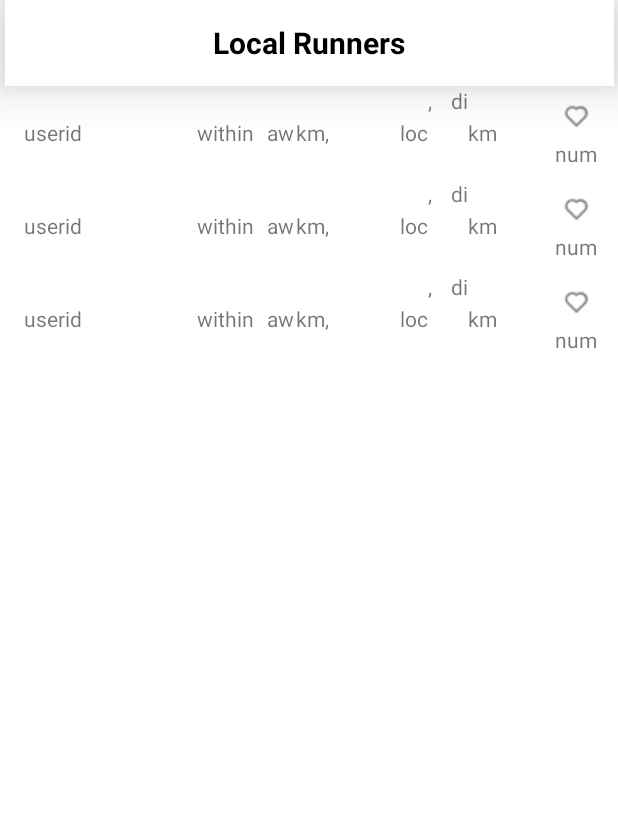
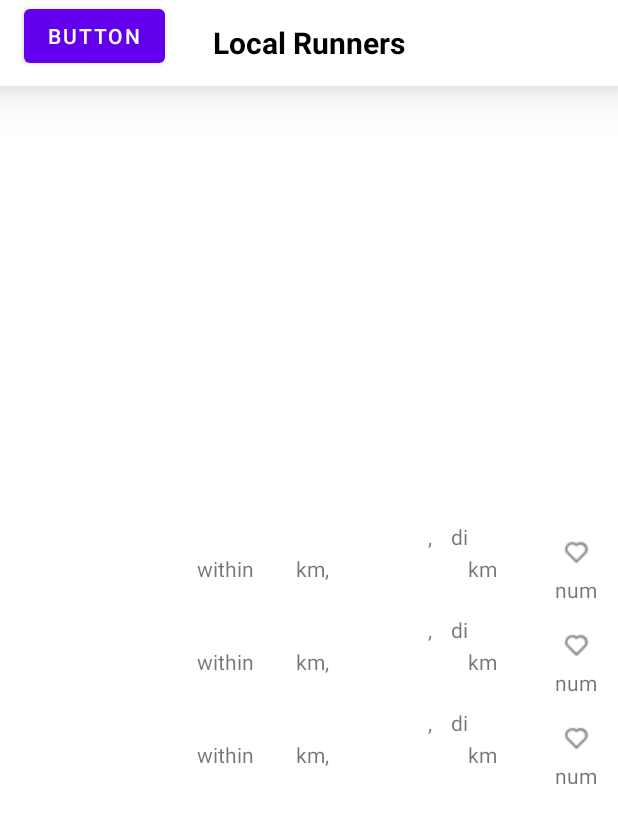
Before and after one commit to Younggeun97/withMeApp, an Android app: the layout fragment_local.xml on its own in the app's theme, with its tools: preview values and no code run, on a phone screen of 412 x 824 dp. Shown: the top 824 px of the screen. Run offline under Robolectric (Android 15) with nearby library versions, the light colour scheme and no system bars.

Commit message:
YGO_editing

```diff
--- a/app/build.gradle
+++ b/app/build.gradle
@@ -56,6 +56,7 @@ dependencies {
     implementation files('src\\main\\jniLibs')
     implementation 'com.google.firebase:firebase-database-ktx:20.0.2'
     implementation 'com.google.firebase:firebase-database:19.2.1'
+    implementation 'com.google.firebase:firebase-auth-ktx:21.0.1'
     testImplementation 'junit:junit:4.+'
     androidTestImplementation 'androidx.test.ext:junit:1.1.3'
     androidTestImplementation 'androidx.test.espresso:espresso-core:3.4.0'
--- a/app/src/main/java/com/example/withmeapp/LocalActivity.kt
+++ b/app/src/main/java/com/example/withmeapp/LocalActivity.kt
@@ -67,7 +67,7 @@ class LocalActivity : AppCompatActivity() {
         inner class ViewHolder(private val binding: LocallistViewBinding): RecyclerView.ViewHolder(binding.root) {
             fun bind(users: Locallist_data) {
 //                binding.userimage = users.userimage
-                binding.userid.text = users.userID
+                binding.userID.text = users.userID
                 binding.within.text = users.within.toString()
                 binding.startLoc.text = users.start_loc
                 binding.distance.text = users.distance.toString()
--- a/app/src/main/res/layout/activity_local.xml
+++ b/app/src/main/res/layout/activity_local.xml
@@ -45,6 +45,8 @@
             tools:layout_editor_absoluteX="140dp"
             tools:layout_editor_absoluteY="68dp" />
 
+
+
     </FrameLayout>
 
     <androidx.recyclerview.widget.RecyclerView
--- a/app/src/main/res/layout/fragment_local.xml
+++ b/app/src/main/res/layout/fragment_local.xml
@@ -8,7 +8,7 @@
 
     <FrameLayout
         android:id="@+id/frameLayout"
-        android:layout_width="406dp"
+        android:layout_width="match_parent"
         android:layout_height="57dp"
         android:background="@color/white"
         android:elevation="20dp"
@@ -32,12 +32,21 @@
             tools:layout_editor_absoluteX="140dp"
             tools:layout_editor_absoluteY="68dp" />
 
+        <Button
+            android:id="@+id/writebtn"
+            android:layout_width="wrap_content"
+            android:layout_height="wrap_content"
+            android:layout_marginStart="16dp"
+            android:layout_marginLeft="16dp"
+            android:text="Button"
+            app:layout_constraintStart_toStartOf="parent" />
+
     </FrameLayout>
 
     <androidx.recyclerview.widget.RecyclerView
         android:id="@+id/recyclerview"
-        android:layout_width="0dp"
-        android:layout_height="0dp"
+        android:layout_width="match_parent"
+        android:layout_height="wrap_content"
         app:layoutManager="androidx.recyclerview.widget.LinearLayoutManager"
         app:layout_constraintBottom_toBottomOf="parent"
         app:layout_constraintEnd_toEndOf="parent"
--- a/app/src/main/res/layout/locallist_view.xml
+++ b/app/src/main/res/layout/locallist_view.xml
@@ -6,7 +6,7 @@
     android:layout_height="wrap_content">
 
     <TextView
-        android:id="@+id/userid"
+        android:id="@+id/userID"
         android:layout_width="67dp"
         android:layout_height="wrap_content"
         android:layout_gravity="center"
@@ -15,7 +15,6 @@
         android:layout_marginBottom="21dp"
         android:layout_weight="1"
         android:gravity="start"
-        android:text="userid"
         app:layout_constraintBottom_toBottomOf="parent"
         app:layout_constraintEnd_toStartOf="@+id/within_text"
         app:layout_constraintHorizontal_bias="0.0"
@@ -46,7 +45,7 @@
         android:layout_marginBottom="21dp"
         android:layout_weight="1"
         android:gravity="right"
-        android:text="@string/away"
+
         app:layout_constraintBottom_toBottomOf="parent"
         app:layout_constraintEnd_toStartOf="@+id/comma1"
         app:layout_constraintTop_toTopOf="parent"
@@ -64,13 +63,13 @@
         android:gravity="center"
         android:text="@string/commakm"
         app:layout_constraintBottom_toBottomOf="parent"
-        app:layout_constraintEnd_toStartOf="@+id/startLoc"
+        app:layout_constraintEnd_toStartOf="@+id/start_loc"
         app:layout_constraintTop_toTopOf="parent"
         app:layout_constraintVertical_bias="0.0"
         tools:ignore="MissingConstraints" />
 
     <TextView
-        android:id="@+id/startLoc"
+        android:id="@+id/start_loc"
         android:layout_width="65dp"
         android:layout_height="19dp"
         android:layout_gravity="center"
@@ -78,7 +77,6 @@
         android:layout_marginBottom="21dp"
         android:layout_weight="1"
         android:gravity="right"
-        android:text="@string/start_location"
         app:layout_constraintBottom_toBottomOf="parent"
         app:layout_constraintEnd_toStartOf="@+id/comma2"
         app:layout_constraintTop_toTopOf="parent"
--- a/build.gradle
+++ b/build.gradle
@@ -7,7 +7,7 @@ buildscript {
     }
     dependencies {
         classpath "com.android.tools.build:gradle:7.0.3"
-        classpath "org.jetbrains.kotlin:kotlin-gradle-plugin:1.5.31"
+        classpath 'org.jetbrains.kotlin:kotlin-gradle-plugin:1.6.0'
         classpath 'com.google.gms:google-services:4.3.10'
 
         // NOTE: Do not place your application dependencies here; they belong
```
Also changed, not shown: app/src/main/java/com/example/withmeapp/HomeFragment.kt (+51 -19 lines), app/src/main/java/com/example/withmeapp/LocalAdapter.kt (+104 -47 lines), app/src/main/java/com/example/withmeapp/LocalFragment.kt (+83 -72 lines), app/src/main/java/com/example/withmeapp/Locallist_data.kt (added, +13 -0 lines), app/src/main/java/com/example/withmeapp/MainActivity.kt (+23 -2 lines), app/src/main/java/com/example/withmeapp/locallist_data.kt (deleted, +0 -12 lines), app/src/main/res/drawable-v24/localheartred.png (added).
